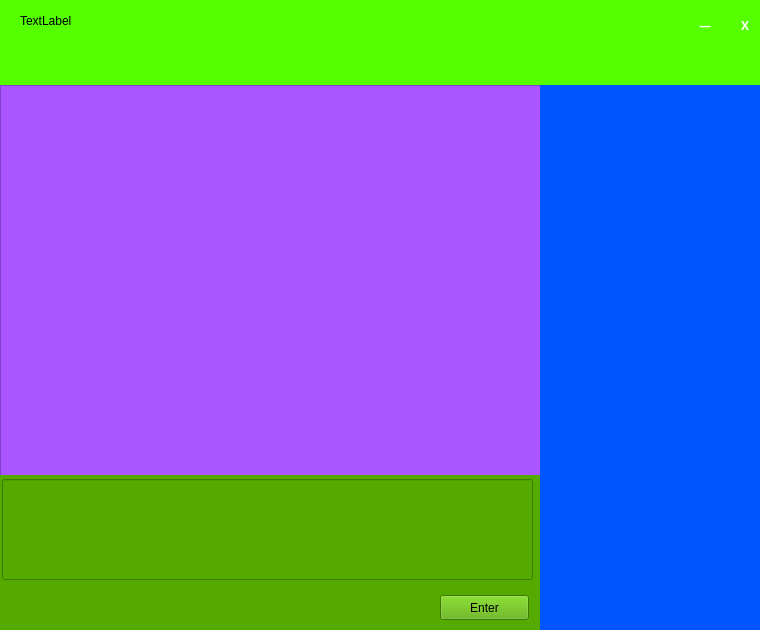
Old version of the form singlechat.ui in the repository supermanc88/WeiTalk.
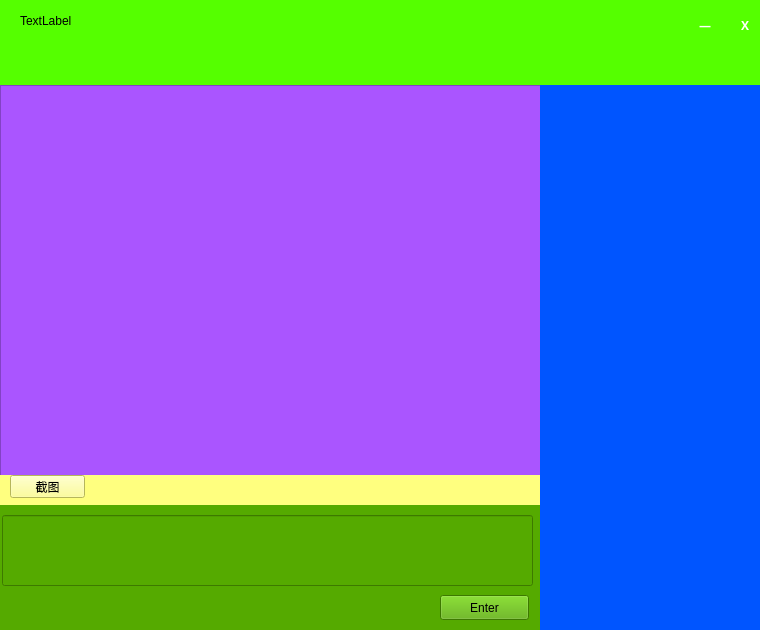
New version of the form. Custom widgets are drawn as their Qt base class.

Commit message: 给单人/群组聊天添加截图功能

Diff of the .ui file:
```diff
--- a/singlechat.ui
+++ b/singlechat.ui
@@ -160,15 +160,15 @@
    <property name="geometry">
     <rect>
      <x>0</x>
-     <y>475</y>
+     <y>505</y>
      <width>540</width>
-     <height>155</height>
+     <height>125</height>
     </rect>
    </property>
    <property name="minimumSize">
     <size>
      <width>540</width>
-     <height>155</height>
+     <height>125</height>
     </size>
    </property>
    <property name="styleSheet">
@@ -178,7 +178,7 @@
     <property name="geometry">
      <rect>
       <x>440</x>
-      <y>120</y>
+      <y>90</y>
       <width>89</width>
       <height>25</height>
      </rect>
@@ -191,9 +191,9 @@
     <property name="geometry">
      <rect>
       <x>2</x>
-      <y>4</y>
+      <y>10</y>
       <width>531</width>
-      <height>101</height>
+      <height>71</height>
      </rect>
     </property>
    </widget>
@@ -237,6 +237,38 @@
     </property>
    </widget>
   </widget>
+  <widget class="QWidget" name="widget_5" native="true">
+   <property name="geometry">
+    <rect>
+     <x>0</x>
+     <y>475</y>
+     <width>540</width>
+     <height>30</height>
+    </rect>
+   </property>
+   <property name="minimumSize">
+    <size>
+     <width>540</width>
+     <height>30</height>
+    </size>
+   </property>
+   <property name="styleSheet">
+    <string notr="true">background-color: rgb(255, 255, 127);</string>
+   </property>
+   <widget class="QPushButton" name="captureBtn">
+    <property name="geometry">
+     <rect>
+      <x>10</x>
+      <y>0</y>
+      <width>75</width>
+      <height>23</height>
+     </rect>
+    </property>
+    <property name="text">
+     <string>截图</string>
+    </property>
+   </widget>
+  </widget>
  </widget>
  <customwidgets>
   <customwidget>
```
The commit also changes 18 other files.
